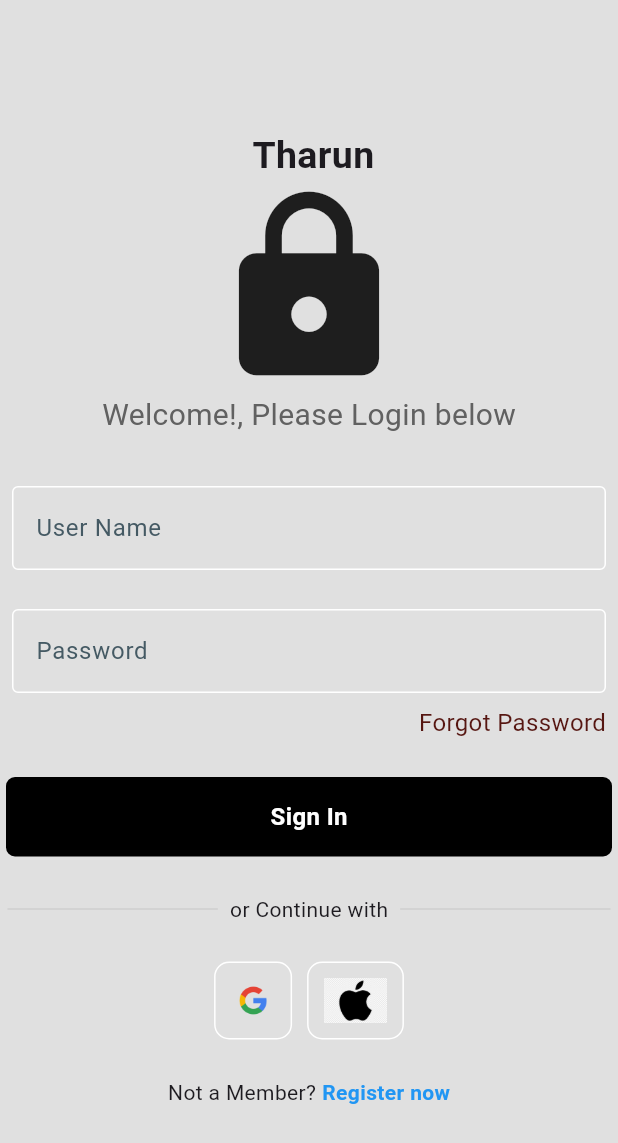
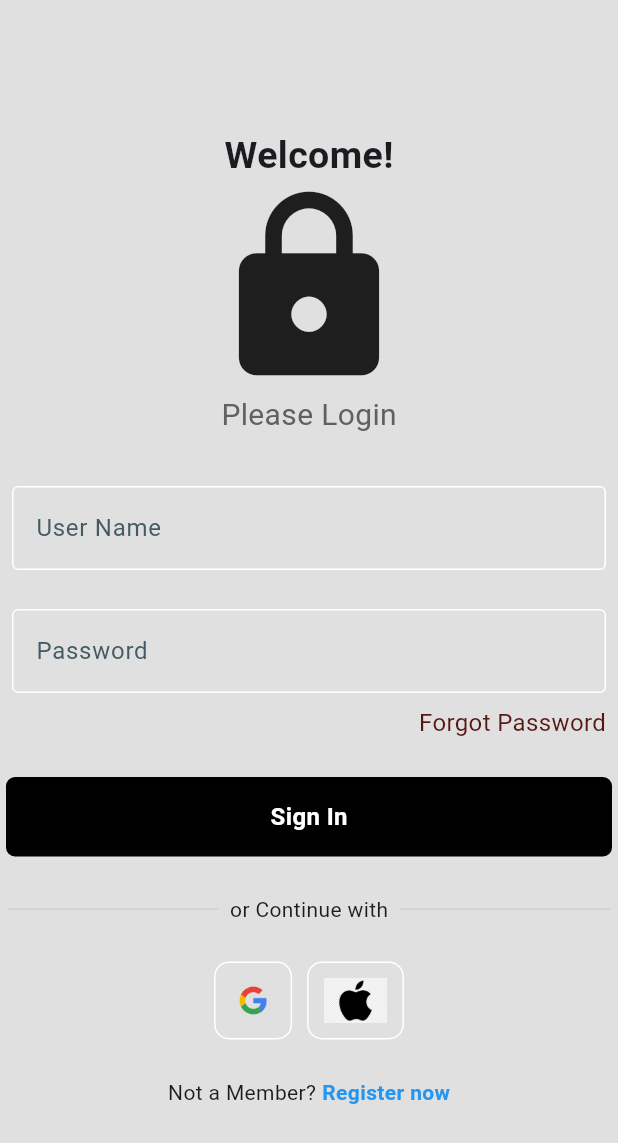
Before and after one commit to THARUNAVULA-143/Flutter_LoginPage, a Flutter app: the screen it shows after launch, on a phone screen of 412 x 824 dp. Shown: the top 1143 px of the screen. Run offline on Flutter 3.47's test engine with Material 3 defaults, Android fonts, the phone set to English and light mode, and no system bars.

```diff
--- a/analysis_options.yaml
+++ b/analysis_options.yaml
@@ -7,6 +7,9 @@
 
 # The following line activates a set of recommended lints for Flutter apps,
 # packages, and plugins designed to encourage good coding practices.
+analyzer:
+  errors:
+    file_names: ignore
 include: package:flutter_lints/flutter.yaml
 
 linter:
--- a/lib/LoginPage.dart
+++ b/lib/LoginPage.dart
@@ -1,95 +1,78 @@
 import 'package:flutter/material.dart';
 import 'package:flutter_loginpage/components/MyTextField.dart';
 import 'package:flutter_loginpage/components/MyButton.dart';
-import 'package:flutter_loginpage/components/Square_title.dart';
+import 'package:flutter_loginpage/components/Square_title.dart'; // Ensure the correct path
+
+import 'package:flutter_loginpage/components/signuppage.dart'; // Import the SignUpPage
 
 class LoginPage extends StatelessWidget {
-   LoginPage ({super.key});
-
-
-// text editing controllers, for username and password fields.
+  LoginPage({super.key});
 
   final usernameController = TextEditingController();
   final passwordController = TextEditingController();
 
-// sign user in method
-// and also we created a function call for " Sign In " button, on Tap purpose.
-void signUserIn(){}
-
-
-
+  void signUserIn() {
+    // Add your sign-in logic here
+  }
 
   @override
   Widget build(BuildContext context) {
     return Scaffold(
       backgroundColor: Colors.grey[300],
-      body:SafeArea(
+      body: SafeArea(
         child: Center(
           child: Column(
             mainAxisAlignment: MainAxisAlignment.center,
             children: [
-              Text(" Tharun", style: TextStyle(
+              Text(
+                "Welcome!",
+                style: TextStyle(
                     fontWeight: FontWeight.bold,
                     fontSize: 25
-              ),),
+                ),
+              ),
               Icon(
                 Icons.lock,
                 size: 140,
               ),
-
-
-
-             // text fied like welcoming here
               Text(
-              'Welcome!, Please Login below',
+                'Please Login',
                 style: TextStyle(
                   color: Colors.grey[700],
                   fontSize: 20,
                 ),
               ),
-
-            // here i am adding a text fied to enter
-            // This is for Input Text Field
               const SizedBox(height: 25),
               MyTextField(
                 controller: usernameController,
                 hintText: 'User Name',
                 obscureText: false,
               ),
-
-            // This is for output Text Field
               const SizedBox(height: 10),
               MyTextField(
                 controller: passwordController,
                 hintText: 'Password',
                 obscureText: true,
               ),
-
-
-            // forgot password
-
               Padding(
                 padding: const EdgeInsets.symmetric(horizontal: 8.0),
                 child: Row(
                   mainAxisAlignment: MainAxisAlignment.end,
                   children: [
-                  Text(' Forgot Password',
-                  style: TextStyle(fontSize: 16,
-                  color:const Color.fromARGB(255, 86, 22, 17)),
+                    Text(
+                      'Forgot Password',
+                      style: TextStyle(
+                        fontSize: 16,
+                        color: const Color.fromARGB(255, 86, 22, 17),
+                      ),
                     ),
                   ],
                 ),
               ),
-
-            // sign in button
               const SizedBox(height: 25),
               MyButton(
                 onTap: signUserIn,
               ),
-
-
-
-            //or continue with
               const SizedBox(height: 25),
               Padding(
                 padding: const EdgeInsets.symmetric(horizontal: 5.0),
@@ -101,67 +84,54 @@ void signUserIn(){}
                         color: Colors.grey[400],
                       ),
                     ),
-
                     Padding(
                       padding: const EdgeInsets.symmetric(horizontal: 8.0),
                       child: const Text('or Continue with'),
                     ),
-
                     Expanded(
                       child: Divider(
                         thickness: 0.5,
                         color: Colors.grey[400],
                       ),
                     ),
-
-
                   ],
                 ),
               ),
-
-            // google + apple sign in options
               const SizedBox(height: 25),
               Row(
                 mainAxisAlignment: MainAxisAlignment.center,
                 children: [
-
-                // google image
-               SquateTitles(imagepath: 'lib/images/Google.png'),
-
+                  SquareTitles(imagepath: 'lib/images/Google.png'),
                   const SizedBox(width: 10),
-
-               // Apple image
-               SquateTitles(imagepath: 'lib/images/apple.png'),
+                  SquareTitles(imagepath: 'lib/images/apple.png'),
                 ],
               ),
-
-
-
-
-            // not a member? sign up now
               const SizedBox(height: 25),
               Row(
                 mainAxisAlignment: MainAxisAlignment.center,
                 children: [
                   Text('Not a Member?'),
-
-                const SizedBox(width: 4), // create a gap between two names
-
-                 Text('Register now',
+                  const SizedBox(width: 4),
+                  GestureDetector(
+                    onTap: () {
+                      Navigator.push(
+                        context,
+                        MaterialPageRoute(builder: (context) => Signuppage()),
+                      );
+                    },
+                    child: Text(
+                      'Register now',
                       style: TextStyle(
-                  color: Colors.blue, fontWeight: FontWeight.bold),
-
-
+                          color: Colors.blue,
+                          fontWeight: FontWeight.bold
                       ),
-
+                    ),
+                  ),
                 ],
-            )
-
-
+              ),
             ],
           ),
         ),
-
       ),
     );
   }
--- a/lib/components/MyTextField.dart
+++ b/lib/components/MyTextField.dart
@@ -4,7 +4,7 @@ import 'package:flutter/material.dart';
 class MyTextField extends StatelessWidget {
 
   final controller;
-  final String hintText;   // hintText means to display a name on username field
+  final String hintText;   // "hintText means to display a name on username field
   final bool obscureText;  // "obscureText" used to the text field hide, true = hide, false= visible.
 
 
--- a/lib/components/Square_title.dart
+++ b/lib/components/Square_title.dart
@@ -1,10 +1,10 @@
 import 'package:flutter/material.dart';
 
 
-class SquateTitles extends StatelessWidget {
+class SquareTitles extends StatelessWidget {
   final String imagepath;
 
-  const SquateTitles({super.key, required this.imagepath});
+  const SquareTitles({super.key, required this.imagepath});
 
 
   @override
```
Also changed, not shown: lib/components/signuppage.dart (added, +93 -0 lines). Lines whose indentation alone changed are shown as unchanged.
